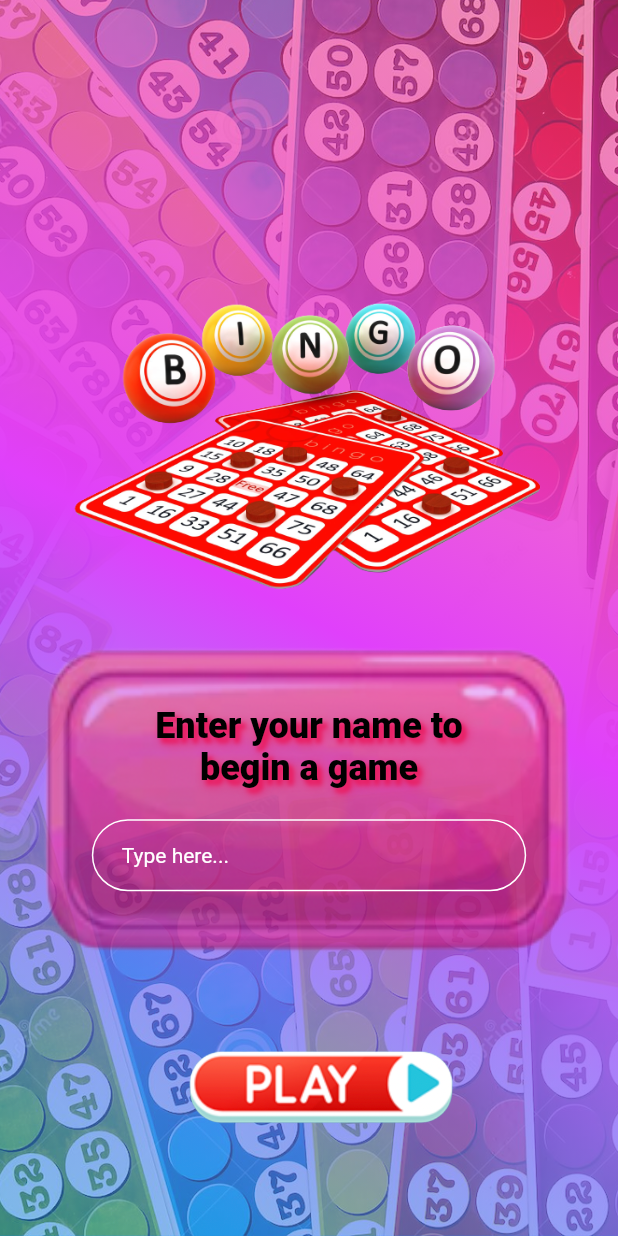
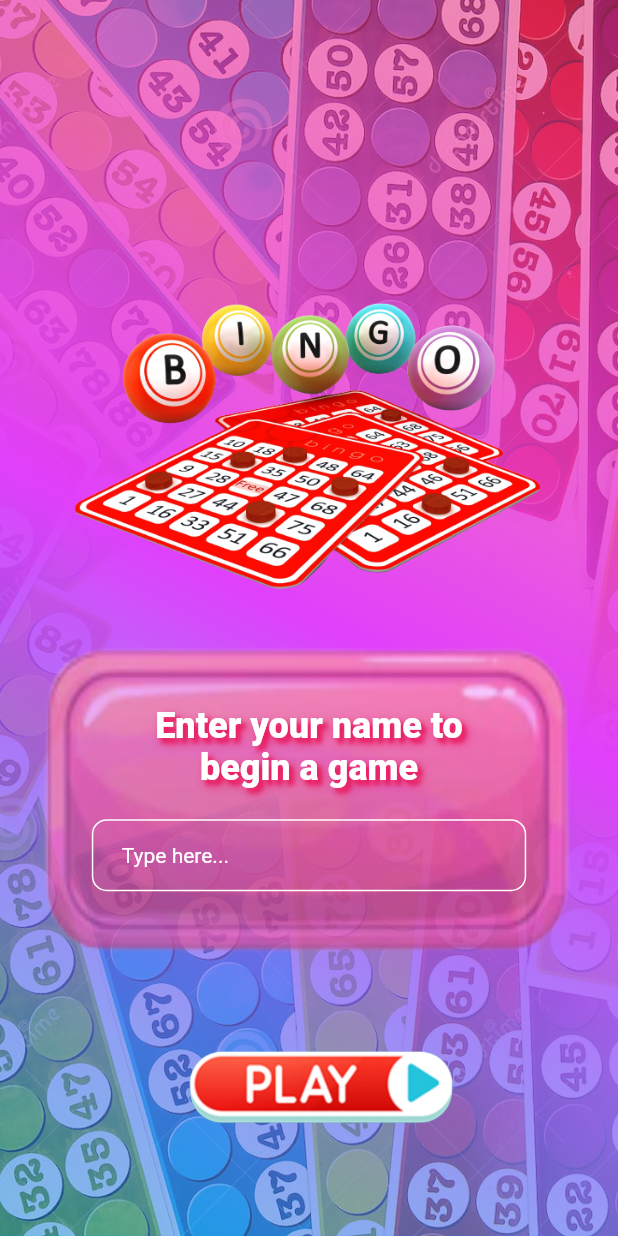
Before and after one commit to akshaya-sivakumar/bingo, a Flutter app: the screen it shows after launch, on a phone screen of 412 x 824 dp. Run offline on Flutter 3.47's test engine with Material 2 defaults, Android fonts, the light colour scheme and no system bars; our stand-ins replace audioplayers, awesome_dialog, bloc_concurrency, confetti, dropdown_button2, flutter_bloc and 5 more; missing offline and left inert: fab_circular_menu, matrix2d.

```diff
--- a/lib/ui/screens/login.dart
+++ b/lib/ui/screens/login.dart
@@ -89,7 +89,7 @@ class _LoginState extends State<Login> {
                                   fit: BoxFit.fill,
                                   height: 250,
                                   width: 450,
-                                  color: Colors.deepPurple.withOpacity(0.1),
+                                  color: Colors.white.withOpacity(0.2),
                                 ),
                               ),
                             ),
@@ -106,7 +106,7 @@ class _LoginState extends State<Login> {
                                         "Enter your name to begin a game",
                                         textAlign: TextAlign.center,
                                         style: GoogleFonts.alegreyaSansSc(
-                                            color: Colors.black,
+                                            color: Colors.white,
                                             shadows: [
                                               const Shadow(
                                                 offset: Offset(3.0, 3.0),
@@ -123,8 +123,8 @@ class _LoginState extends State<Login> {
                                             fontWeight: FontWeight.w900),
                                       )),
                                   Container(
-                                    padding:
-                                        const EdgeInsets.symmetric(horizontal: 10),
+                                    padding: const EdgeInsets.symmetric(
+                                        horizontal: 10),
                                     width:
                                         MediaQuery.of(context).size.width * 0.8,
                                     child: TextFieldWidget(
--- a/lib/ui/widgets/textfield.dart
+++ b/lib/ui/widgets/textfield.dart
@@ -52,7 +52,7 @@ class TextFieldWidget extends StatelessWidget {
                     enabledBorder: OutlineInputBorder(
                         borderSide: BorderSide(
                             color: color ?? Colors.redAccent, width: 1.0),
-                        borderRadius: BorderRadius.circular(25.0)),
+                        borderRadius: BorderRadius.circular(10.0)),
                     border: OutlineInputBorder(
                         borderSide: BorderSide(
                             color: color ?? Colors.redAccent, width: 1.0),
```
Also changed, not shown: 16 other files.
